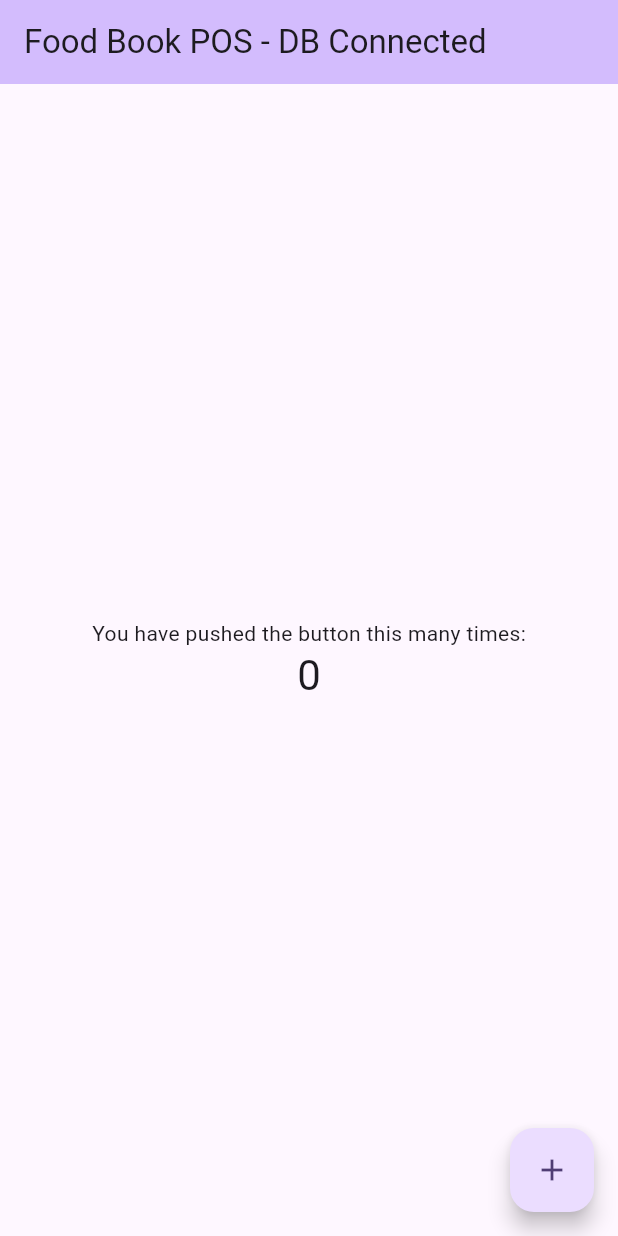
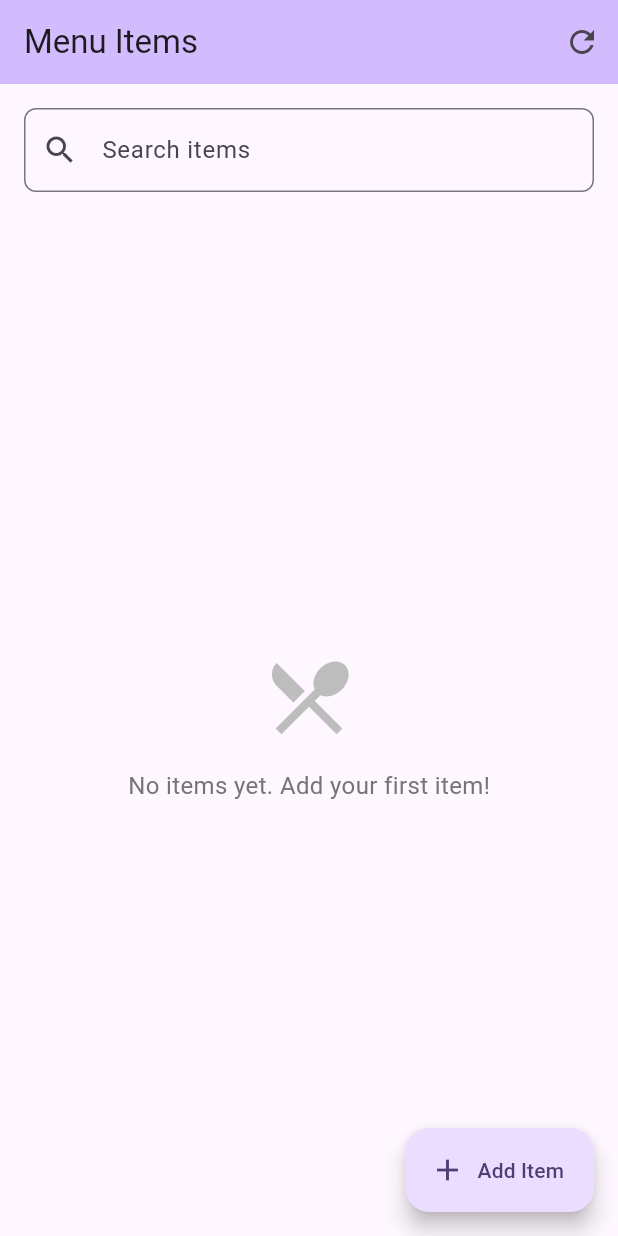
Before and after one commit to ppp3ppj/food_book, a Flutter app: the screen it shows after launch, on a phone screen of 412 x 824 dp. Run offline on Flutter 3.47's test engine with Material 3 defaults, Android fonts, the phone set to English and light mode, and no system bars; missing offline and left inert: sqlite3.

Commit message:
Implement CRUD functionality for menu items with database integration

```diff
--- a/lib/main.dart
+++ b/lib/main.dart
@@ -1,6 +1,8 @@
 import 'package:flutter/material.dart';
 import 'package:provider/provider.dart';
 import 'data/app_database.dart';
+import 'services/item_service.dart';
+import 'views/item_list_screen.dart';
 
 void main() async {
   // Ensure Flutter binding is initialized
@@ -32,8 +34,13 @@ class MyApp extends StatelessWidget {
   // This widget is the root of your application.
   @override
   Widget build(BuildContext context) {
-    return Provider<AppDatabase>.value(
-      value: database,
+    return MultiProvider(
+      providers: [
+        Provider<AppDatabase>.value(value: database),
+        ChangeNotifierProvider<ItemService>(
+          create: (_) => ItemService(database),
+        ),
+      ],
       child: MaterialApp(
         title: 'Food Book POS',
         debugShowCheckedModeBanner: false,
@@ -41,7 +48,7 @@ class MyApp extends StatelessWidget {
           colorScheme: ColorScheme.fromSeed(seedColor: Colors.deepPurple),
           useMaterial3: true,
         ),
-        home: const MyHomePage(title: 'Food Book POS - DB Connected'),
+        home: const ItemListScreen(),
       ),
     );
   }
--- /dev/null
+++ b/lib/models/item_model.dart
@@ -0,0 +1,66 @@
+/// Model class for menu item
+class ItemModel {
+  final int? id;
+  final String name;
+  final double price;
+  final int amount;
+  final String? createdAt;
+  final String? updatedAt;
+
+  ItemModel({
+    this.id,
+    required this.name,
+    required this.price,
+    this.amount = 0,
+    this.createdAt,
+    this.updatedAt,
+  });
+
+  /// Create from database map
+  factory ItemModel.fromMap(Map<String, dynamic> map) {
+    return ItemModel(
+      id: map['id'] as int?,
+      name: map['name'] as String,
+      price: (map['price'] as num).toDouble(),
+      amount: map['amount'] as int? ?? 0,
+      createdAt: map['created_at'] as String?,
+      updatedAt: map['updated_at'] as String?,
+    );
+  }
+
+  /// Convert to database map
+  Map<String, dynamic> toMap() {
+    return {
+      'id': id,
+      'name': name,
+      'price': price,
+      'amount': amount,
+      'created_at': createdAt,
+      'updated_at': updatedAt,
+    };
+  }
+
+  /// Copy with modifications
+  ItemModel copyWith({
+    int? id,
+    String? name,
+    double? price,
+    int? amount,
+    String? createdAt,
+    String? updatedAt,
+  }) {
+    return ItemModel(
+      id: id ?? this.id,
+      name: name ?? this.name,
+      price: price ?? this.price,
+      amount: amount ?? this.amount,
+      createdAt: createdAt ?? this.createdAt,
+      updatedAt: updatedAt ?? this.updatedAt,
+    );
+  }
+
+  @override
+  String toString() {
+    return 'ItemModel(id: $id, name: $name, price: $price, amount: $amount)';
+  }
+}
--- /dev/null
+++ b/lib/services/item_service.dart
@@ -0,0 +1,136 @@
+import 'package:flutter/material.dart';
+import '../data/app_database.dart';
+import '../models/item_model.dart';
+
+/// Service for managing menu items (CRUD operations)
+class ItemService extends ChangeNotifier {
+  final AppDatabase _database;
+  List<ItemModel> _items = [];
+  bool _isLoading = false;
+  String? _error;
+
+  ItemService(this._database) {
+    loadItems();
+  }
+
+  // Getters
+  List<ItemModel> get items => List.unmodifiable(_items);
+  bool get isLoading => _isLoading;
+  String? get error => _error;
+  bool get hasItems => _items.isNotEmpty;
+  int get itemCount => _items.length;
+
+  /// Load all items from database
+  Future<void> loadItems() async {
+    _setLoading(true);
+    _setError(null);
+
+    try {
+      final result = _database.query('SELECT * FROM items ORDER BY created_at DESC');
+      _items = result.map((row) => ItemModel.fromMap(row)).toList();
+
+      debugPrint('📋 Loaded ${_items.length} items');
+    } catch (e) {
+      _setError('Failed to load items: $e');
+      debugPrint('❌ Error loading items: $e');
+    } finally {
+      _setLoading(false);
+    }
+  }
+
+  /// Create new item
+  Future<bool> createItem(String name, double price, {int amount = 0}) async {
+    _setLoading(true);
+    _setError(null);
+
+    try {
+      _database.execute(
+        'INSERT INTO items (name, price, amount) VALUES (?, ?, ?)',
+        [name, price, amount],
+      );
+
+      debugPrint('✅ Item created: $name - ฿$price');
+
+      await loadItems();
+      return true;
+    } catch (e) {
+      _setError('Failed to create item: $e');
+      debugPrint('❌ Error creating item: $e');
+      _setLoading(false);
+      return false;
+    }
+  }
+
+  /// Update existing item
+  Future<bool> updateItem(int id, String name, double price, {int? amount}) async {
+    _setLoading(true);
+    _setError(null);
+
+    try {
+      _database.execute(
+        'UPDATE items SET name = ?, price = ?, amount = ?, updated_at = CURRENT_TIMESTAMP WHERE id = ?',
+        [name, price, amount ?? 0, id],
+      );
+
+      debugPrint('✅ Item updated: ID $id');
+
+      await loadItems();
+      return true;
+    } catch (e) {
+      _setError('Failed to update item: $e');
+      debugPrint('❌ Error updating item: $e');
+      _setLoading(false);
+      return false;
+    }
+  }
+
+  /// Delete item
+  Future<bool> deleteItem(int id) async {
+    _setLoading(true);
+    _setError(null);
+
+    try {
+      _database.execute('DELETE FROM items WHERE id = ?', [id]);
+
+      debugPrint('✅ Item deleted: ID $id');
+
+      await loadItems();
+      return true;
+    } catch (e) {
+      _setError('Failed to delete item: $e');
+      debugPrint('❌ Error deleting item: $e');
+      _setLoading(false);
+      return false;
+    }
+  }
+
+  /// Get item by ID
+  ItemModel? getItemById(int id) {
+    try {
+      return _items.firstWhere((item) => item.id == id);
+    } catch (e) {
+      return null;
+    }
+  }
+
+  /// Search items by name
+  List<ItemModel> searchItems(String query) {
+    if (query.isEmpty) return _items;
+
+    final lowercaseQuery = query.toLowerCase();
+    return _items.where((item) =>
+      item.name.toLowerCase().contains(lowercaseQuery)
+    ).toList();
+  }
+
+  // Private methods
+  void _setLoading(bool loading) {
+    _isLoading = loading;
+    notifyListeners();
+  }
+
+  void _setError(String? error) {
+    _error = error;
+    notifyListeners();
+  }
+}
--- /dev/null
+++ b/lib/views/item_list_screen.dart
@@ -0,0 +1,372 @@
+import 'package:flutter/material.dart';
+import 'package:provider/provider.dart';
+import '../services/item_service.dart';
+import '../models/item_model.dart';
+
+class ItemListScreen extends StatefulWidget {
+  const ItemListScreen({super.key});
+
+  @override
+  State<ItemListScreen> createState() => _ItemListScreenState();
+}
+
+class _ItemListScreenState extends State<ItemListScreen> {
+  final _searchController = TextEditingController();
+  String _searchQuery = '';
+
+  @override
+  void dispose() {
+    _searchController.dispose();
+    super.dispose();
+  }
+
+  void _showAddItemDialog() {
+    final nameController = TextEditingController();
+    final priceController = TextEditingController();
+    final amountController = TextEditingController(text: '0');
+
+    showDialog(
+      context: context,
+      builder: (context) => AlertDialog(
+        title: const Text('Add New Item'),
+        content: Column(
+          mainAxisSize: MainAxisSize.min,
+          children: [
+            TextField(
+              controller: nameController,
+              decoration: const InputDecoration(
+                labelText: 'Item Name',
+                border: OutlineInputBorder(),
+              ),
+            ),
+            const SizedBox(height: 16),
+            TextField(
+              controller: priceController,
+              decoration: const InputDecoration(
+                labelText: 'Price (฿)',
+                border: OutlineInputBorder(),
+              ),
+              keyboardType: TextInputType.numberWithOptions(decimal: true),
+            ),
+            const SizedBox(height: 16),
+            TextField(
+              controller: amountController,
+              decoration: const InputDecoration(
+                labelText: 'Amount (Optional)',
+                border: OutlineInputBorder(),
+              ),
+              keyboardType: TextInputType.number,
+            ),
+          ],
+        ),
+        actions: [
+          TextButton(
+            onPressed: () => Navigator.pop(context),
+            child: const Text('Cancel'),
+          ),
+          ElevatedButton(
+            onPressed: () async {
+              final name = nameController.text.trim();
+              final priceText = priceController.text.trim();
+              final amountText = amountController.text.trim();
+
+              if (name.isEmpty || priceText.isEmpty) {
+                ScaffoldMessenger.of(context).showSnackBar(
+                  const SnackBar(content: Text('Name and price are required')),
+                );
+                return;
+              }
+
+              final price = double.tryParse(priceText);
+              if (price == null) {
+                ScaffoldMessenger.of(context).showSnackBar(
+                  const SnackBar(content: Text('Invalid price')),
+                );
+                return;
+              }
+
+              final amount = int.tryParse(amountText) ?? 0;
+
+              final itemService = context.read<ItemService>();
+              final success = await itemService.createItem(name, price, amount: amount);
+
+              if (success && mounted) {
+                Navigator.pop(context);
+                ScaffoldMessenger.of(context).showSnackBar(
+                  SnackBar(content: Text('Item "$name" added successfully')),
+                );
+              }
+            },
+            child: const Text('Add'),
+          ),
+        ],
+      ),
+    );
+  }
+
+  void _showEditItemDialog(ItemModel item) {
+    final nameController = TextEditingController(text: item.name);
+    final priceController = TextEditingController(text: item.price.toString());
+    final amountController = TextEditingController(text: item.amount.toString());
+
+    showDialog(
+      context: context,
+      builder: (context) => AlertDialog(
+        title: const Text('Edit Item'),
+        content: Column(
+          mainAxisSize: MainAxisSize.min,
+          children: [
+            TextField(
+              controller: nameController,
+              decoration: const InputDecoration(
+                labelText: 'Item Name',
+                border: OutlineInputBorder(),
+              ),
+            ),
+            const SizedBox(height: 16),
+            TextField(
+              controller: priceController,
+              decoration: const InputDecoration(
+                labelText: 'Price (฿)',
+                border: OutlineInputBorder(),
+              ),
+              keyboardType: TextInputType.numberWithOptions(decimal: true),
+            ),
+            const SizedBox(height: 16),
+            TextField(
+              controller: amountController,
+              decoration: const InputDecoration(
+                labelText: 'Amount',
+                border: OutlineInputBorder(),
+              ),
+              keyboardType: TextInputType.number,
+            ),
+          ],
+        ),
+        actions: [
+          TextButton(
+            onPressed: () => Navigator.pop(context),
+            child: const Text('Cancel'),
+          ),
+          ElevatedButton(
+            onPressed: () async {
+              final name = nameController.text.trim();
+              final priceText = priceController.text.trim();
+              final amountText = amountController.text.trim();
+
+              if (name.isEmpty || priceText.isEmpty) {
+                ScaffoldMessenger.of(context).showSnackBar(
+                  const SnackBar(content: Text('Name and price are required')),
+                );
+                return;
+              }
+
+              final price = double.tryParse(priceText);
+              if (price == null) {
+                ScaffoldMessenger.of(context).showSnackBar(
+                  const SnackBar(content: Text('Invalid price')),
+                );
+                return;
+              }
+
+              final amount = int.tryParse(amountText) ?? 0;
+
+              final itemService = context.read<ItemService>();
+              final success = await itemService.updateItem(item.id!, name, price, amount: amount);
+
+              if (success && mounted) {
+                Navigator.pop(context);
+                ScaffoldMessenger.of(context).showSnackBar(
+                  const SnackBar(content: Text('Item updated successfully')),
+                );
+              }
+            },
+            child: const Text('Update'),
+          ),
+        ],
+      ),
+    );
+  }
+
+  void _confirmDelete(ItemModel item) {
+    showDialog(
+      context: context,
+      builder: (context) => AlertDialog(
+        title: const Text('Delete Item'),
+        content: Text('Are you sure you want to delete "${item.name}"?'),
+        actions: [
+          TextButton(
+            onPressed: () => Navigator.pop(context),
+            child: const Text('Cancel'),
+          ),
+          ElevatedButton(
+            style: ElevatedButton.styleFrom(backgroundColor: Colors.red),
+            onPressed: () async {
+              final itemService = context.read<ItemService>();
+              final success = await itemService.deleteItem(item.id!);
+
+              if (success && mounted) {
+                Navigator.pop(context);
+                ScaffoldMessenger.of(context).showSnackBar(
+                  SnackBar(content: Text('Item "${item.name}" deleted')),
+                );
+              }
+            },
+            child: const Text('Delete'),
+          ),
+        ],
+      ),
+    );
+  }
+
+  @override
+  Widget build(BuildContext context) {
+    return Scaffold(
+      appBar: AppBar(
+        title: const Text('Menu Items'),
+        backgroundColor: Theme.of(context).colorScheme.inversePrimary,
+        actions: [
+          IconButton(
+            icon: const Icon(Icons.refresh),
+            onPressed: () => context.read<ItemService>().loadItems(),
+          ),
+        ],
+      ),
+      body: Column(
+        children: [
+          // Search bar
+          Padding(
+            padding: const EdgeInsets.all(16.0),
+            child: TextField(
+              controller: _searchController,
+              decoration: InputDecoration(
+                labelText: 'Search items',
+                prefixIcon: const Icon(Icons.search),
+                border: OutlineInputBorder(
+                  borderRadius: BorderRadius.circular(8),
+                ),
+                suffixIcon: _searchQuery.isNotEmpty
+                    ? IconButton(
+                        icon: const Icon(Icons.clear),
+                        onPressed: () {
+                          setState(() {
+                            _searchController.clear();
+                            _searchQuery = '';
+                          });
+                        },
+                      )
+                    : null,
+              ),
+              onChanged: (value) {
+                setState(() {
+                  _searchQuery = value;
+                });
+              },
+            ),
+          ),
+          // Items list
+          Expanded(
+            child: Consumer<ItemService>(
+              builder: (context, itemService, child) {
+                if (itemService.isLoading) {
+                  return const Center(child: CircularProgressIndicator());
+                }
+
+                if (itemService.error != null) {
+                  return Center(
+                    child: Column(
+                      mainAxisAlignment: MainAxisAlignment.center,
+                      children: [
+                        const Icon(Icons.error, size: 64, color: Colors.red),
+                        const SizedBox(height: 16),
+                        Text('Error: ${itemService.error}'),
+                        const SizedBox(height: 16),
+                        ElevatedButton(
+                          onPressed: () => itemService.loadItems(),
+                          child: const Text('Retry'),
+                        ),
+                      ],
+                    ),
+                  );
+                }
+
+                final items = _searchQuery.isEmpty
+                    ? itemService.items
+                    : itemService.searchItems(_searchQuery);
+
+                if (items.isEmpty) {
+                  return Center(
+                    child: Column(
+                      mainAxisAlignment: MainAxisAlignment.center,
+                      children: [
+                        Icon(Icons.restaurant_menu, size: 64, color: Colors.grey[400]),
+                        const SizedBox(height: 16),
+                        Text(
+                          _searchQuery.isEmpty
+                              ? 'No items yet. Add your first item!'
+                              : 'No items found for "$_searchQuery"',
+                          style: TextStyle(fontSize: 16, color: Colors.grey[600]),
+                        ),
+                      ],
+                    ),
+                  );
+                }
+
+                return ListView.builder(
+                  itemCount: items.length,
+                  padding: const EdgeInsets.symmetric(horizontal: 16),
+                  itemBuilder: (context, index) {
+                    final item = items[index];
+                    return Card(
+                      margin: const EdgeInsets.only(bottom: 12),
+                      child: ListTile(
+                        leading: CircleAvatar(
+                          backgroundColor: Theme.of(context).colorScheme.primary,
+                          child: Text(
+                            item.name[0].toUpperCase(),
+                            style: const TextStyle(color: Colors.white),
+                          ),
+                        ),
+                        title: Text(
+                          item.name,
+                          style: const TextStyle(fontWeight: FontWeight.bold),
+                        ),
+                        subtitle: Column(
+                          crossAxisAlignment: CrossAxisAlignment.start,
+                          children: [
+                            Text('Price: ฿${item.price.toStringAsFixed(2)}'),
+                            if (item.amount > 0) Text('Amount: ${item.amount}'),
+                          ],
+                        ),
+                        trailing: Row(
+                          mainAxisSize: MainAxisSize.min,
+                          children: [
+                            IconButton(
+                              icon: const Icon(Icons.edit),
+                              color: Colors.blue,
+                              onPressed: () => _showEditItemDialog(item),
+                            ),
+                            IconButton(
+                              icon: const Icon(Icons.delete),
+                              color: Colors.red,
+                              onPressed: () => _confirmDelete(item),
+                            ),
+                          ],
+                        ),
+                      ),
+                    );
+                  },
+                );
+              },
+            ),
+          ),
+        ],
+      ),
+      floatingActionButton: FloatingActionButton.extended(
+        onPressed: _showAddItemDialog,
+        icon: const Icon(Icons.add),
+        label: const Text('Add Item'),
+      ),
+    );
+  }
+}
```
Also changed, not shown: lib/data/app_database.dart (+19 -0 lines).
